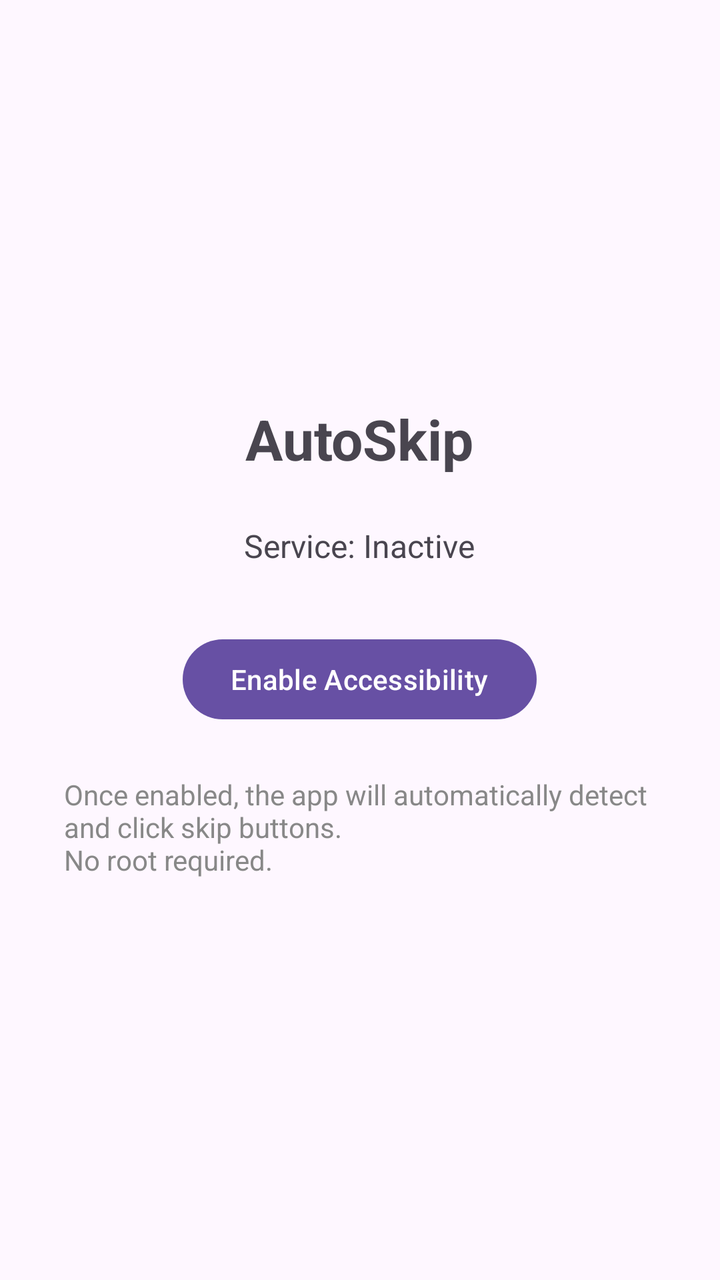
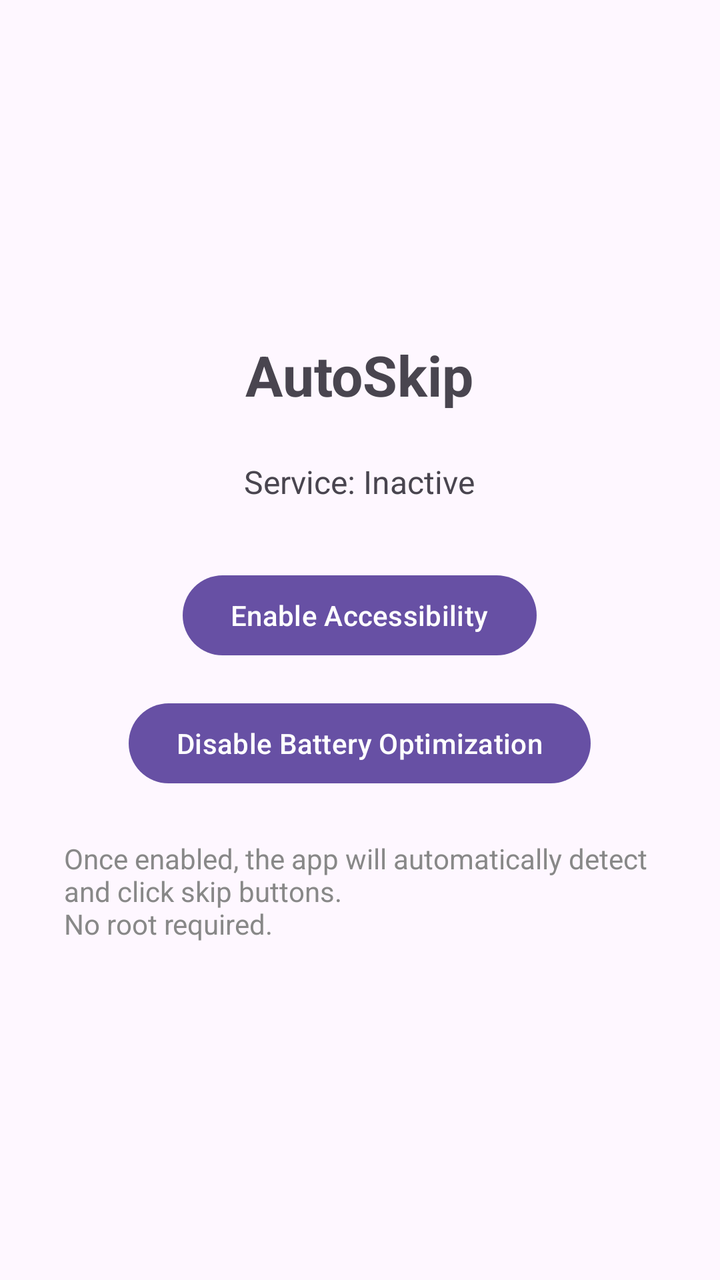

Two renders of the same Android screen: before a commit and after it. Below are the layout's source before the change and the commit's diff.
<!-- AndroidManifest.xml: application theme Theme.Material3.DayNight.NoActionBar -->
<!-- res/layout/activity_main.xml -->
<?xml version="1.0" encoding="utf-8"?>
<LinearLayout xmlns:android="http://schemas.android.com/apk/res/android"
    android:layout_width="match_parent"
    android:layout_height="match_parent"
    android:gravity="center"
    android:orientation="vertical"
    android:padding="32dp">

    <TextView
        android:layout_width="wrap_content"
        android:layout_height="wrap_content"
        android:text="@string/app_name"
        android:textSize="28sp"
        android:textStyle="bold" />

    <TextView
        android:id="@+id/tv_status"
        android:layout_width="wrap_content"
        android:layout_height="wrap_content"
        android:layout_marginTop="24dp"
        android:text="@string/status_off"
        android:textSize="16sp" />

    <Button
        android:id="@+id/btn_enable"
        android:layout_width="wrap_content"
        android:layout_height="wrap_content"
        android:layout_marginTop="32dp"
        android:text="@string/btn_enable" />

    <TextView
        android:layout_width="wrap_content"
        android:layout_height="wrap_content"
        android:layout_marginTop="24dp"
        android:text="@string/hint"
        android:textSize="14sp"
        android:textColor="#888888" />

</LinearLayout>
<!-- resources referenced by this layout -->
<resources>
  <string name="app_name">AutoSkip</string>
  <string name="btn_enable">Enable Accessibility</string>
  <string name="hint">Once enabled, the app will automatically detect and click skip buttons.\nNo root required.</string>
  <string name="status_off">Service: Inactive</string>
</resources>

<!-- the commit's change to res/layout/activity_main.xml (unified diff, before → after) -->
@@ -28,6 +28,13 @@
         android:layout_marginTop="32dp"
         android:text="@string/btn_enable" />
 
+    <Button
+        android:id="@+id/btn_battery"
+        android:layout_width="wrap_content"
+        android:layout_height="wrap_content"
+        android:layout_marginTop="16dp"
+        android:text="@string/btn_battery" />
+
     <TextView
         android:layout_width="wrap_content"
         android:layout_height="wrap_content"
<!-- resource entries referenced after the edit -->
@@ -1,6 +1,7 @@
 <!-- resources referenced by this layout -->
 <resources>
   <string name="app_name">AutoSkip</string>
+  <string name="btn_battery">Disable Battery Optimization</string>
   <string name="btn_enable">Enable Accessibility</string>
   <string name="hint">Once enabled, the app will automatically detect and click skip buttons.\nNo root required.</string>
   <string name="status_off">Service: Inactive</string>
